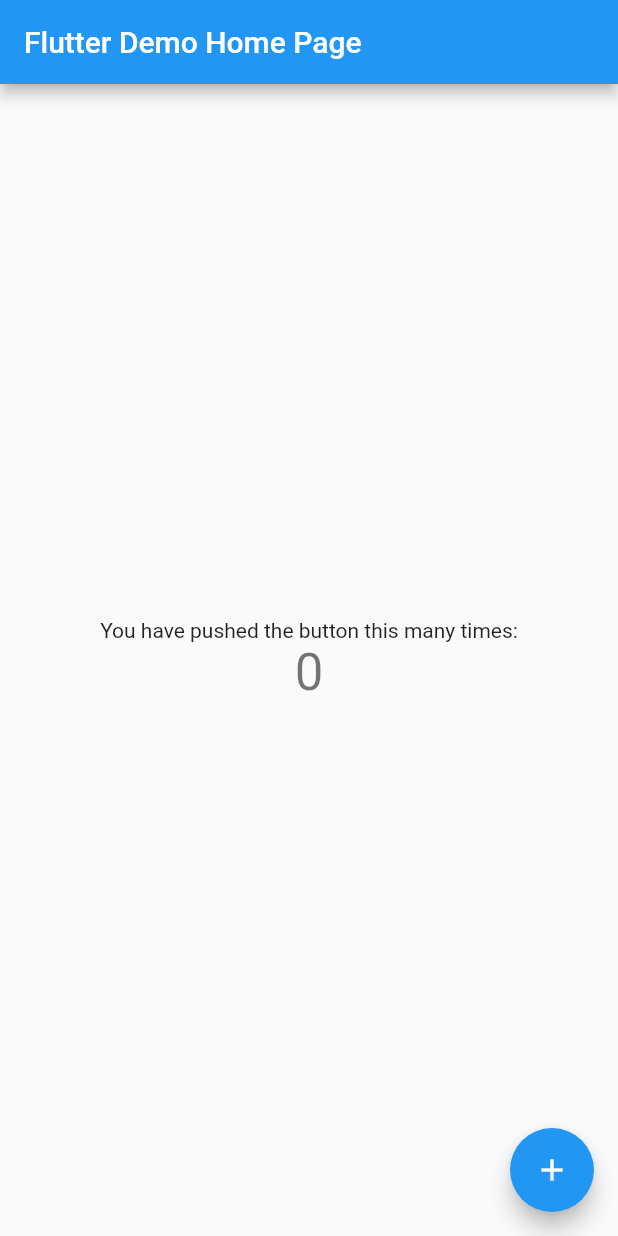
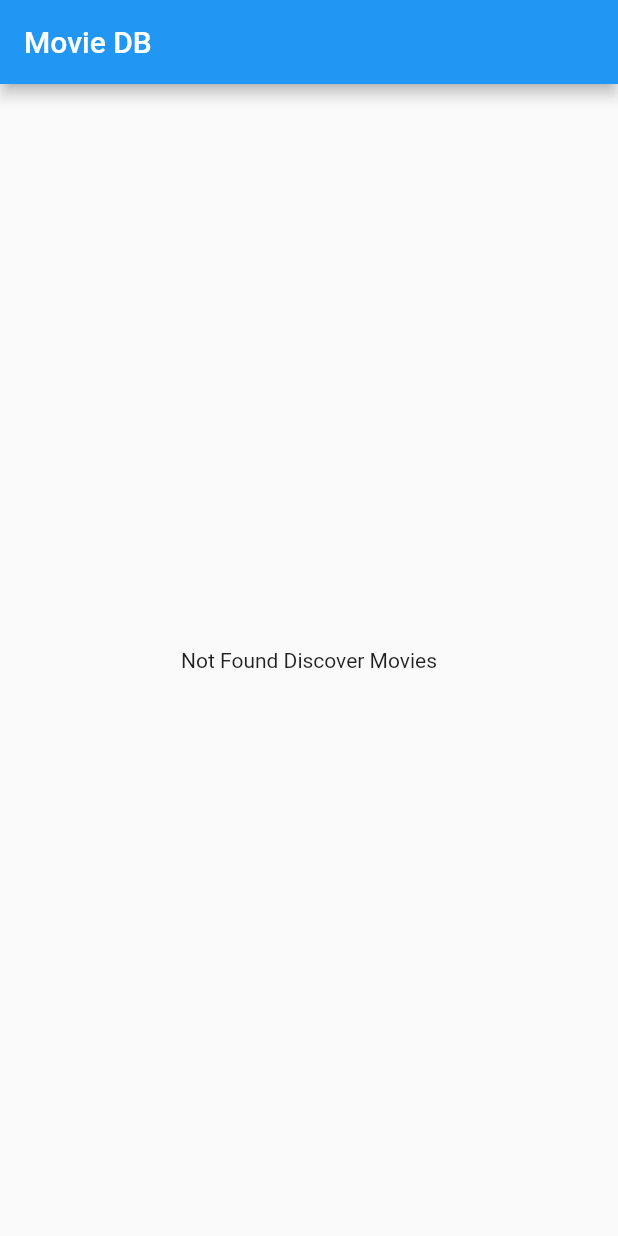
Before and after one commit to Goggxi/yt-flutter-movie-db, a Flutter app: the screen it shows after launch, on a phone screen of 412 x 824 dp. Run offline on Flutter 3.47's test engine with Material 2 defaults, Android fonts, the phone set to English and light mode, and no system bars; our stand-ins replace dartz, dio, flutter_native_splash; network calls fail.

Commit message:
implement service get dicover movies

```diff
--- a/lib/main.dart
+++ b/lib/main.dart
@@ -1,119 +1,49 @@
+import 'package:dio/dio.dart';
 import 'package:flutter/material.dart';
 import 'package:flutter_native_splash/flutter_native_splash.dart';
+import 'package:provider/provider.dart';
+import 'package:yt_flutter_movie_db/app_constants.dart';
+import 'package:yt_flutter_movie_db/movie/pages/movie_page.dart';
+import 'package:yt_flutter_movie_db/movie/providers/movie_get_discover_provider.dart';
+import 'package:yt_flutter_movie_db/movie/repostories/movie_repository.dart';
+import 'package:yt_flutter_movie_db/movie/repostories/movie_repository_impl.dart';
 
 void main() {
   WidgetsBinding widgetsBinding = WidgetsFlutterBinding.ensureInitialized();
   FlutterNativeSplash.preserve(widgetsBinding: widgetsBinding);
-  runApp(const MyApp());
+
+  final dioOptions = BaseOptions(
+    baseUrl: AppConstants.baseUrl,
+    queryParameters: {'api_key': AppConstants.apiKey},
+  );
+
+  final Dio dio = Dio(dioOptions);
+  final MovieRepository movieRepository = MovieRepositoryImpl(dio);
+
+  runApp(App(movieRepository: movieRepository));
   FlutterNativeSplash.remove();
 }
 
-class MyApp extends StatelessWidget {
-  const MyApp({super.key});
+class App extends StatelessWidget {
+  const App({super.key, required this.movieRepository});
 
-  // This widget is the root of your application.
+  final MovieRepository movieRepository;
+
   @override
   Widget build(BuildContext context) {
-    return MaterialApp(
-      title: 'Flutter Demo',
-      theme: ThemeData(
-        // This is the theme of your application.
-        //
-        // Try running your application with "flutter run". You'll see the
-        // application has a blue toolbar. Then, without quitting the app, try
-        // changing the primarySwatch below to Colors.green and then invoke
-        // "hot reload" (press "r" in the console where you ran "flutter run",
-        // or simply save your changes to "hot reload" in a Flutter IDE).
-        // Notice that the counter didn't reset back to zero; the application
-        // is not restarted.
-        primarySwatch: Colors.blue,
+    return MultiProvider(
+      providers: [
+        ChangeNotifierProvider(
+          create: (_) => MovieGetDiscoverProvider(movieRepository),
+        ),
+      ],
+      child: MaterialApp(
+        title: 'Flutter Demo',
+        theme: ThemeData(
+          primarySwatch: Colors.blue,
+        ),
+        home: const MoviePage(),
       ),
-      home: const MyHomePage(title: 'Flutter Demo Home Page'),
     );
   }
 }
-
-class MyHomePage extends StatefulWidget {
-  const MyHomePage({super.key, required this.title});
-
-  // This widget is the home page of your application. It is stateful, meaning
-  // that it has a State object (defined below) that contains fields that affect
-  // how it looks.
-
-  // This class is the configuration for the state. It holds the values (in this
-  // case the title) provided by the parent (in this case the App widget) and
-  // used by the build method of the State. Fields in a Widget subclass are
-  // always marked "final".
-
-  final String title;
-
-  @override
-  State<MyHomePage> createState() => _MyHomePageState();
-}
-
-class _MyHomePageState extends State<MyHomePage> {
-  int _counter = 0;
-
-  void _incrementCounter() {
-    setState(() {
-      // This call to setState tells the Flutter framework that something has
-      // changed in this State, which causes it to rerun the build method below
-      // so that the display can reflect the updated values. If we changed
-      // _counter without calling setState(), then the build method would not be
-      // called again, and so nothing would appear to happen.
-      _counter++;
-    });
-  }
-
-  @override
-  Widget build(BuildContext context) {
-    // This method is rerun every time setState is called, for instance as done
-    // by the _incrementCounter method above.
-    //
-    // The Flutter framework has been optimized to make rerunning build methods
-    // fast, so that you can just rebuild anything that needs updating rather
-    // than having to individually change instances of widgets.
-    return Scaffold(
-      appBar: AppBar(
-        // Here we take the value from the MyHomePage object that was created by
-        // the App.build method, and use it to set our appbar title.
-        title: Text(widget.title),
-      ),
-      body: Center(
-        // Center is a layout widget. It takes a single child and positions it
-        // in the middle of the parent.
-        child: Column(
-          // Column is also a layout widget. It takes a list of children and
-          // arranges them vertically. By default, it sizes itself to fit its
-          // children horizontally, and tries to be as tall as its parent.
-          //
-          // Invoke "debug painting" (press "p" in the console, choose the
-          // "Toggle Debug Paint" action from the Flutter Inspector in Android
-          // Studio, or the "Toggle Debug Paint" command in Visual Studio Code)
-          // to see the wireframe for each widget.
-          //
-          // Column has various properties to control how it sizes itself and
-          // how it positions its children. Here we use mainAxisAlignment to
-          // center the children vertically; the main axis here is the vertical
-          // axis because Columns are vertical (the cross axis would be
-          // horizontal).
-          mainAxisAlignment: MainAxisAlignment.center,
-          children: <Widget>[
-            const Text(
-              'You have pushed the button this many times:',
-            ),
-            Text(
-              '$_counter',
-              style: Theme.of(context).textTheme.headline4,
-            ),
-          ],
-        ),
-      ),
-      floatingActionButton: FloatingActionButton(
-        onPressed: _incrementCounter,
-        tooltip: 'Increment',
-        child: const Icon(Icons.add),
-      ), // This trailing comma makes auto-formatting nicer for build methods.
-    );
-  }
-}
--- /dev/null
+++ b/lib/movie/models/movie_model.dart
@@ -0,0 +1,61 @@
+class MovieResponseModel {
+  MovieResponseModel({
+    required this.page,
+    required this.results,
+    required this.totalPages,
+    required this.totalResults,
+  });
+
+  final int page;
+  final List<MovieModel> results;
+  final int totalPages;
+  final int totalResults;
+
+  factory MovieResponseModel.fromMap(Map<String, dynamic> json) =>
+      MovieResponseModel(
+        page: json["page"],
+        results: List<MovieModel>.from(
+            json["results"].map((x) => MovieModel.fromMap(x))),
+        totalPages: json["total_pages"],
+        totalResults: json["total_results"],
+      );
+}
+
+class MovieModel {
+  MovieModel({
+    this.backdropPath,
+    required this.id,
+    required this.originalTitle,
+    required this.overview,
+    required this.popularity,
+    this.posterPath,
+    required this.releaseDate,
+    required this.title,
+    required this.voteAverage,
+    required this.voteCount,
+  });
+
+  final String? backdropPath;
+  final int id;
+  final String originalTitle;
+  final String overview;
+  final double popularity;
+  final String? posterPath;
+  final DateTime releaseDate;
+  final String title;
+  final double voteAverage;
+  final int voteCount;
+
+  factory MovieModel.fromMap(Map<String, dynamic> json) => MovieModel(
+        backdropPath: json["backdrop_path"] ?? '',
+        id: json["id"],
+        originalTitle: json["original_title"],
+        overview: json["overview"],
+        popularity: json["popularity"].toDouble(),
+        posterPath: json["poster_path"] ?? '',
+        releaseDate: DateTime.parse(json["release_date"]),
+        title: json["title"],
+        voteAverage: json["vote_average"].toDouble(),
+        voteCount: json["vote_count"],
+      );
+}
--- /dev/null
+++ b/lib/movie/pages/movie_page.dart
@@ -0,0 +1,46 @@
+import 'package:flutter/material.dart';
+import 'package:provider/provider.dart';
+import 'package:yt_flutter_movie_db/movie/providers/movie_get_discover_provider.dart';
+
+class MoviePage extends StatelessWidget {
+  const MoviePage({super.key});
+
+  @override
+  Widget build(BuildContext context) {
+    WidgetsBinding.instance.addPostFrameCallback((_) {
+      context.read<MovieGetDiscoverProvider>().getDicover(context);
+    });
+
+    return Scaffold(
+      appBar: AppBar(
+        title: const Text('Movie DB'),
+      ),
+      body: Consumer<MovieGetDiscoverProvider>(
+        builder: (_, provider, __) {
+          if (provider.isLoading) {
+            return const Center(
+              child: CircularProgressIndicator(),
+            );
+          }
+
+          if (provider.movies.isNotEmpty) {
+            return ListView.builder(
+              itemBuilder: (context, index) {
+                final movie = provider.movies[index];
+
+                return ListTile(
+                  title: Text(movie.title),
+                  subtitle: Text(movie.overview),
+                );
+              },
+            );
+          }
+
+          return const Center(
+            child: Text('Not Found Discover Movies'),
+          );
+        },
+      ),
+    );
+  }
+}
--- /dev/null
+++ b/lib/movie/providers/movie_get_discover_provider.dart
@@ -0,0 +1,41 @@
+import 'package:flutter/material.dart';
+import 'package:yt_flutter_movie_db/movie/models/movie_model.dart';
+import 'package:yt_flutter_movie_db/movie/repostories/movie_repository.dart';
+
+class MovieGetDiscoverProvider with ChangeNotifier {
+  final MovieRepository _movieRepository;
+
+  MovieGetDiscoverProvider(this._movieRepository);
+
+  bool _isLoading = false;
+  bool get isLoading => _isLoading;
+
+  final List<MovieModel> _movies = [];
+  List<MovieModel> get movies => _movies;
+
+  void getDicover(BuildContext context) async {
+    _isLoading = true;
+    notifyListeners();
+
+    final result = await _movieRepository.getDiscover();
+
+    result.fold(
+      (errorMessage) {
+        ScaffoldMessenger.of(context).showSnackBar(SnackBar(
+          content: Text(errorMessage),
+        ));
+
+        _isLoading = false;
+        notifyListeners();
+        return;
+      },
+      (response) {
+        _movies.clear();
+        _movies.addAll(response.results);
+        _isLoading = false;
+        notifyListeners();
+        return null;
+      },
+    );
+  }
+}
--- /dev/null
+++ b/lib/movie/repostories/movie_repository.dart
@@ -0,0 +1,6 @@
+import 'package:dartz/dartz.dart';
+import 'package:yt_flutter_movie_db/movie/models/movie_model.dart';
+
+abstract class MovieRepository {
+  Future<Either<String, MovieResponseModel>> getDiscover({int page = 1});
+}
--- /dev/null
+++ b/lib/movie/repostories/movie_repository_impl.dart
@@ -0,0 +1,33 @@
+import 'package:dartz/dartz.dart';
+import 'package:dio/dio.dart';
+import 'package:yt_flutter_movie_db/movie/models/movie_model.dart';
+import 'package:yt_flutter_movie_db/movie/repostories/movie_repository.dart';
+
+class MovieRepositoryImpl implements MovieRepository {
+  final Dio _dio;
+
+  MovieRepositoryImpl(this._dio);
+
+  @override
+  Future<Either<String, MovieResponseModel>> getDiscover({int page = 1}) async {
+    try {
+      final result = await _dio.get(
+        '/discover/movie',
+        queryParameters: {'page': page},
+      );
+
+      if (result.statusCode == 200 && result.data != null) {
+        final model = MovieResponseModel.fromMap(result.data);
+        return Right(model);
+      }
+
+      return const Left('Error get discover movies');
+    } on DioError catch (e) {
+      if (e.response != null) {
+        return Left(e.response.toString());
+      }
+
+      return const Left('Another error on get discover movies');
+    }
+  }
+}
--- a/pubspec.yaml
+++ b/pubspec.yaml
@@ -16,6 +16,7 @@ dependencies:
   flutter_native_splash: ^2.2.14
   dio: ^4.0.6
   provider: ^6.0.4
+  dartz: ^0.10.1
 
 dev_dependencies:
   flutter_test:
```
Also changed, not shown: pubspec.lock.
